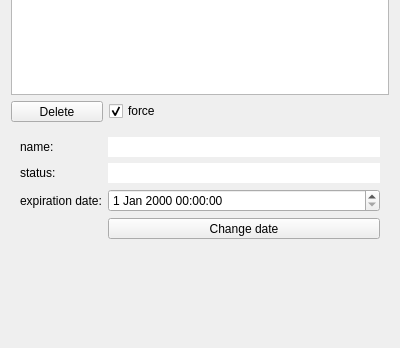
populse/soma-workflow, file python/soma/workflow/gui/resource_wf_select.ui: the form before one commit; both pictures show x 0 to 400 and y 164 to 512 of the 400 by 512 pixel window.
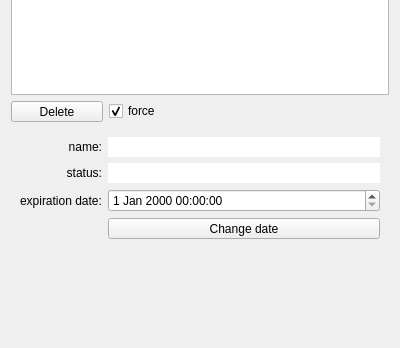
The form after the commit.

Commit message: GUI selectable std out and error for jobs and workflow status icon

```diff
--- a/python/soma/workflow/gui/resource_wf_select.ui
+++ b/python/soma/workflow/gui/resource_wf_select.ui
@@ -118,15 +118,18 @@
      <property name="frameShadow">
       <enum>QFrame::Raised</enum>
      </property>
-     <layout class="QFormLayout" name="formLayout">
-      <item row="0" column="0">
+     <layout class="QGridLayout" name="gridLayout">
+      <item row="1" column="1">
        <widget class="QLabel" name="label_6">
         <property name="text">
          <string>name:</string>
         </property>
+        <property name="alignment">
+         <set>Qt::AlignRight|Qt::AlignTrailing|Qt::AlignVCenter</set>
+        </property>
        </widget>
       </item>
-      <item row="0" column="1">
+      <item row="1" column="2">
        <widget class="QLineEdit" name="wf_name">
         <property name="frame">
          <bool>false</bool>
@@ -136,14 +139,17 @@
         </property>
        </widget>
       </item>
-      <item row="1" column="0">
+      <item row="2" column="1">
        <widget class="QLabel" name="label_2">
         <property name="text">
          <string>status:</string>
         </property>
+        <property name="alignment">
+         <set>Qt::AlignRight|Qt::AlignTrailing|Qt::AlignVCenter</set>
+        </property>
        </widget>
       </item>
-      <item row="1" column="1">
+      <item row="2" column="2">
        <widget class="QLineEdit" name="wf_status">
         <property name="frame">
          <bool>false</bool>
@@ -153,17 +159,17 @@
         </property>
        </widget>
       </item>
-      <item row="2" column="0">
+      <item row="3" column="0" colspan="2">
        <widget class="QLabel" name="label">
         <property name="text">
          <string>expiration date:</string>
         </property>
        </widget>
       </item>
-      <item row="2" column="1">
+      <item row="3" column="2">
        <widget class="QDateTimeEdit" name="dateTimeEdit_expiration"/>
       </item>
-      <item row="3" column="1">
+      <item row="4" column="2">
        <widget class="QToolButton" name="toolButton_change_exp_date">
         <property name="sizePolicy">
          <sizepolicy hsizetype="Minimum" vsizetype="Fixed">
@@ -182,6 +188,13 @@
         </property>
        </widget>
       </item>
+      <item row="1" column="0" rowspan="2">
+       <widget class="QLabel" name="wf_status_icon">
+        <property name="text">
+         <string/>
+        </property>
+       </widget>
+      </item>
      </layout>
     </widget>
    </item>
```
The commit also changes 3 other files.
